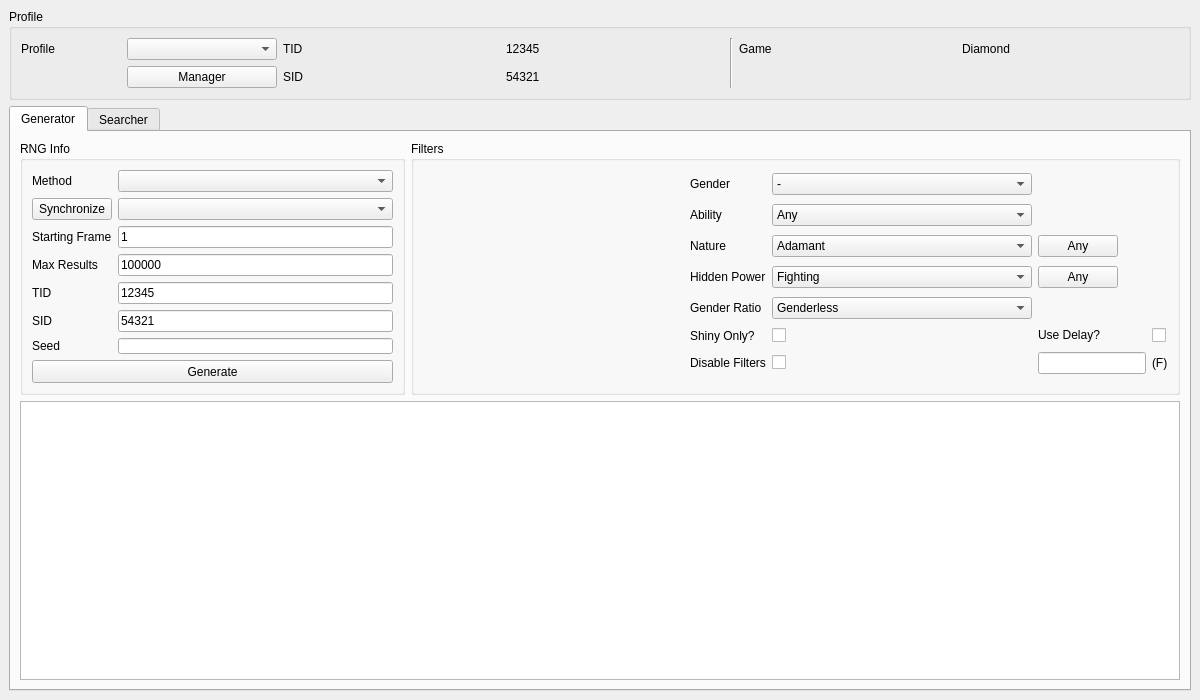
Before: the Qt Designer form Forms/Gen4/Stationary4.ui in Admiral-Fish/PokeFinder, drawn with Qt 5.
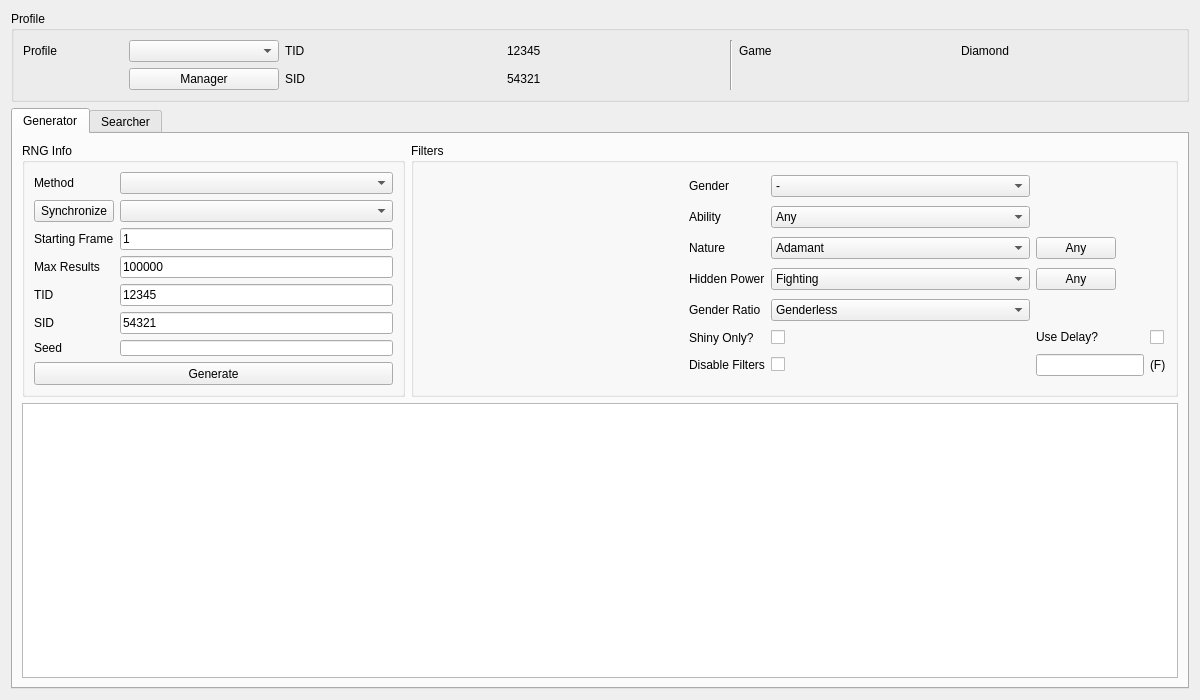
After: the same form once the commit is applied. Custom widgets are drawn as their Qt base class.

Patch:
```diff
--- a/Forms/Gen4/Stationary4.ui
+++ b/Forms/Gen4/Stationary4.ui
@@ -1,7 +1,7 @@
 <?xml version="1.0" encoding="UTF-8"?>
 <ui version="4.0">
  <class>Stationary4</class>
- <widget class="QMainWindow" name="Stationary4">
+ <widget class="QWidget" name="Stationary4">
   <property name="geometry">
    <rect>
     <x>0</x>
@@ -19,7 +19,6 @@
   <property name="windowTitle">
    <string>Gen 4 Stationary</string>
   </property>
-  <widget class="QWidget" name="centralwidget">
    <layout class="QGridLayout" name="gridLayout_7">
     <item row="0" column="0">
      <widget class="QGroupBox" name="groupBoxProfile">
@@ -1750,7 +1749,6 @@
      </widget>
     </item>
    </layout>
-  </widget>
  </widget>
  <customwidgets>
   <customwidget>
```
Lines whose indentation alone changed are shown as unchanged.
